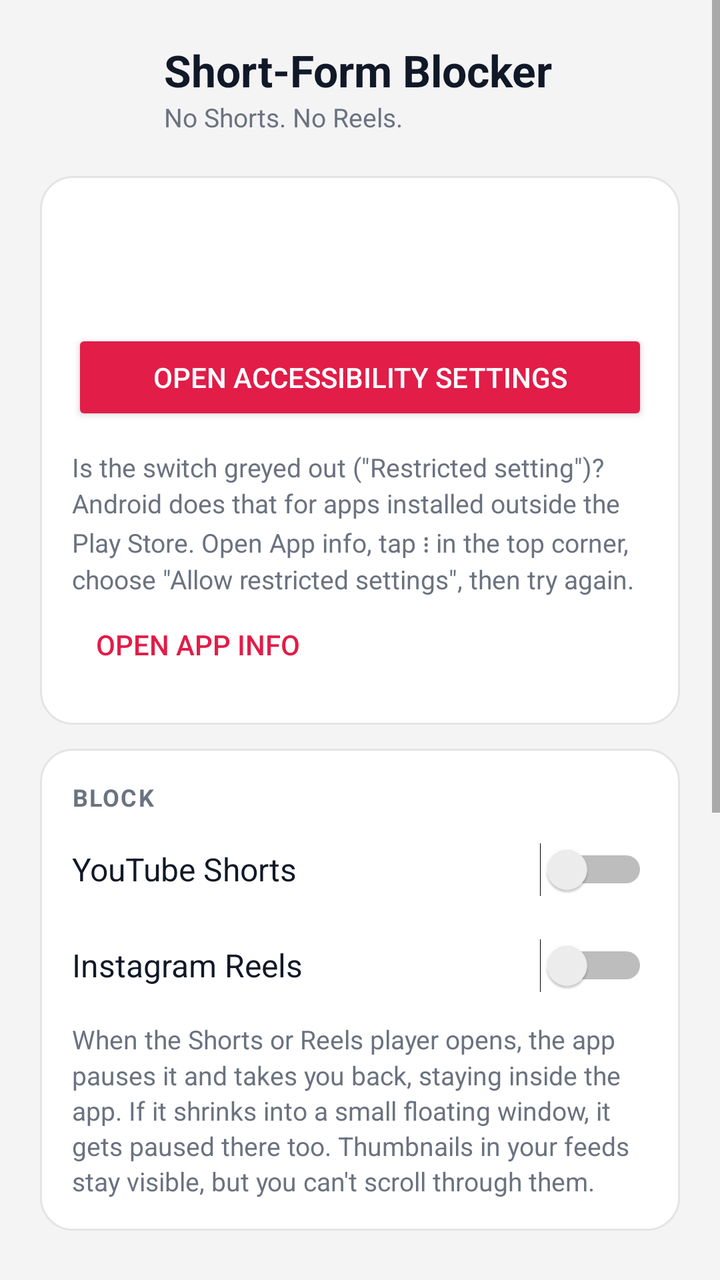
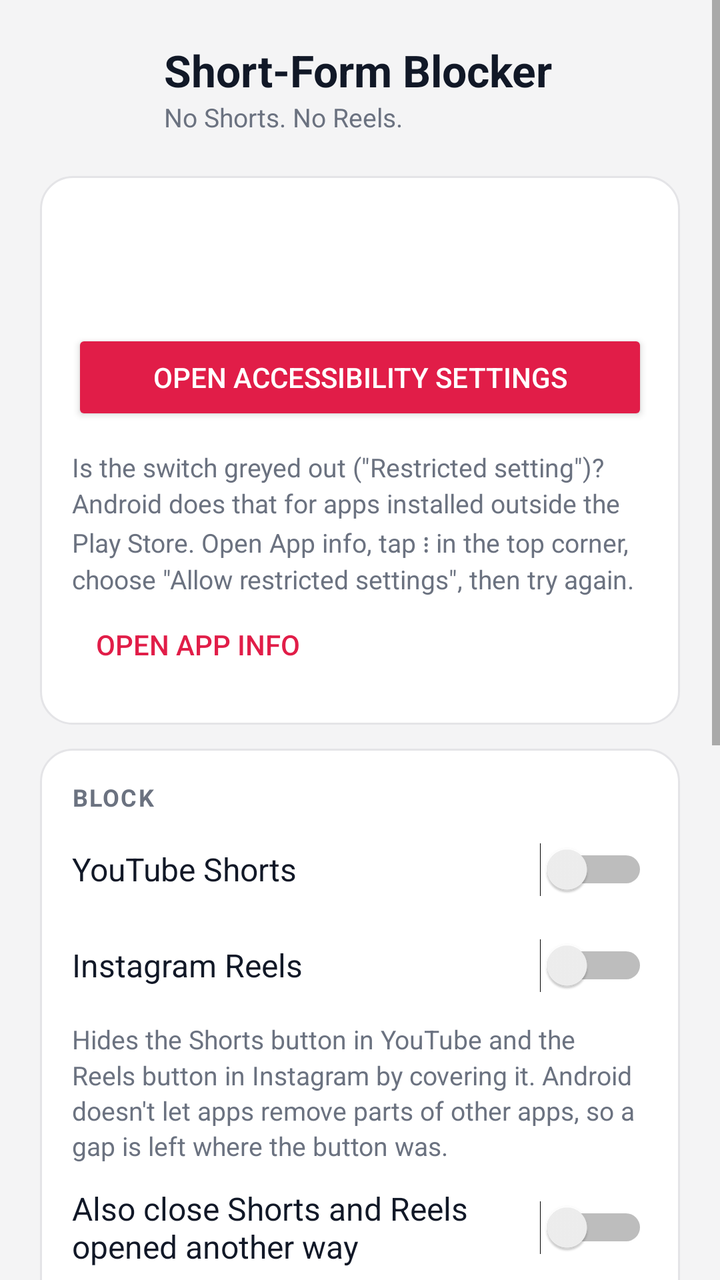

Two renders of the same Android screen: before a commit and after it. Below are the layout's source before the change and the commit's diff.
<!-- AndroidManifest.xml: application theme AppTheme -->
<!-- res/layout/activity_main.xml -->
<?xml version="1.0" encoding="utf-8"?>
<ScrollView xmlns:android="http://schemas.android.com/apk/res/android"
    android:id="@+id/root"
    android:layout_width="match_parent"
    android:layout_height="match_parent"
    android:background="@color/bg"
    android:fillViewport="true">

    <LinearLayout
        android:layout_width="match_parent"
        android:layout_height="wrap_content"
        android:orientation="vertical"
        android:padding="20dp">

        
        <LinearLayout
            android:layout_width="match_parent"
            android:layout_height="wrap_content"
            android:layout_marginBottom="20dp"
            android:gravity="center_vertical"
            android:orientation="horizontal">

            <ImageView
                android:layout_width="48dp"
                android:layout_height="48dp"
                android:layout_marginEnd="14dp"
                android:contentDescription="@null"
                android:src="@mipmap/ic_launcher" />

            <LinearLayout
                android:layout_width="0dp"
                android:layout_height="wrap_content"
                android:layout_weight="1"
                android:orientation="vertical">

                <TextView
                    style="@style/Text.Title"
                    android:layout_width="wrap_content"
                    android:layout_height="wrap_content"
                    android:text="@string/app_name" />

                <TextView
                    style="@style/Text.Muted"
                    android:layout_width="wrap_content"
                    android:layout_height="wrap_content"
                    android:text="@string/tagline" />
            </LinearLayout>
        </LinearLayout>

        
        <LinearLayout
            style="@style/Card"
            android:layout_width="match_parent"
            android:layout_height="wrap_content">

            <TextView
                android:id="@+id/status_title"
                style="@style/Text.Heading"
                android:layout_width="match_parent"
                android:layout_height="wrap_content" />

            <TextView
                android:id="@+id/status_body"
                style="@style/Text.Body"
                android:layout_width="match_parent"
                android:layout_height="wrap_content"
                android:layout_marginTop="4dp" />

            <Button
                android:id="@+id/open_accessibility"
                android:layout_width="match_parent"
                android:layout_height="wrap_content"
                android:layout_marginTop="12dp"
                android:backgroundTint="@color/accent"
                android:text="@string/open_accessibility"
                android:textColor="@android:color/white" />

            <TextView
                android:id="@+id/restricted_help"
                style="@style/Text.Muted"
                android:layout_width="match_parent"
                android:layout_height="wrap_content"
                android:layout_marginTop="12dp"
                android:text="@string/restricted_help" />

            <Button
                android:id="@+id/open_app_info"
                style="?android:attr/borderlessButtonStyle"
                android:layout_width="wrap_content"
                android:layout_height="wrap_content"
                android:text="@string/open_app_info"
                android:textColor="@color/accent" />
        </LinearLayout>

        
        <LinearLayout
            style="@style/Card"
            android:layout_width="match_parent"
            android:layout_height="wrap_content">

            <TextView
                style="@style/Text.Section"
                android:layout_width="wrap_content"
                android:layout_height="wrap_content"
                android:text="@string/section_block" />

            <Switch
                android:id="@+id/switch_youtube"
                style="@style/Toggle"
                android:layout_width="match_parent"
                android:layout_height="wrap_content"
                android:text="@string/youtube_shorts" />

            <Switch
                android:id="@+id/switch_instagram"
                style="@style/Toggle"
                android:layout_width="match_parent"
                android:layout_height="wrap_content"
                android:text="@string/instagram_reels" />

            <TextView
                style="@style/Text.Muted"
                android:layout_width="match_parent"
                android:layout_height="wrap_content"
                android:layout_marginTop="4dp"
                android:text="@string/how_it_works" />
        </LinearLayout>

        
        <Button
            android:id="@+id/pause_button"
            style="?android:attr/borderlessButtonStyle"
            android:layout_width="match_parent"
            android:layout_height="wrap_content"
            android:layout_marginTop="4dp"
            android:textColor="@color/accent" />

        <TextView
            android:id="@+id/count_text"
            style="@style/Text.Muted"
            android:layout_width="match_parent"
            android:layout_height="wrap_content"
            android:layout_marginBottom="16dp"
            android:gravity="center" />

        
        <LinearLayout
            style="@style/Card"
            android:layout_width="match_parent"
            android:layout_height="wrap_content">

            <TextView
                style="@style/Text.Section"
                android:layout_width="wrap_content"
                android:layout_height="wrap_content"
                android:text="@string/section_diagnostics" />

            <Switch
                android:id="@+id/switch_diagnostics"
                style="@style/Toggle"
                android:layout_width="match_parent"
                android:layout_height="wrap_content"
                android:text="@string/diagnostics_switch" />

            <TextView
                style="@style/Text.Muted"
                android:layout_width="match_parent"
                android:layout_height="wrap_content"
                android:text="@string/diagnostics_help" />

            <Button
                android:id="@+id/share_diagnostics"
                style="?android:attr/borderlessButtonStyle"
                android:layout_width="wrap_content"
                android:layout_height="wrap_content"
                android:text="@string/share_diagnostics"
                android:textColor="@color/accent" />
        </LinearLayout>

        <TextView
            style="@style/Text.Muted"
            android:layout_width="match_parent"
            android:layout_height="wrap_content"
            android:layout_marginTop="8dp"
            android:gravity="center"
            android:text="@string/privacy" />
    </LinearLayout>
</ScrollView>
<!-- resources referenced by this layout -->
<resources>
  <color name="accent">#E11D48</color>
  <color name="bg">#F4F4F5</color>
  <string name="app_name">Short-Form Blocker</string>
  <string name="diagnostics_help">YouTube and Instagram sometimes rename their screens in updates. Turn this on, open a Short or Reel that got through, then come back and share the report. It only lists layout names, no text or content.</string>
  <string name="diagnostics_switch">Record screen layout</string>
  <string name="how_it_works">When the Shorts or Reels player opens, the app pauses it and takes you back, staying inside the app. If it shrinks into a small floating window, it gets paused there too. Thumbnails in your feeds stay visible, but you can\'t scroll through them.</string>
  <string name="instagram_reels">Instagram Reels</string>
  <string name="open_accessibility">Open Accessibility settings</string>
  <string name="open_app_info">Open App info</string>
  <string name="privacy">No ads, no tracking, no internet access.</string>
  <string name="restricted_help">Is the switch greyed out (\"Restricted setting\")? Android does that for apps installed outside the Play Store. Open App info, tap ⋮ in the top corner, choose \"Allow restricted settings\", then try again.</string>
  <string name="section_block">BLOCK</string>
  <string name="section_diagnostics">IF SOMETHING SLIPS THROUGH</string>
  <string name="share_diagnostics">Share report</string>
  <string name="tagline">No Shorts. No Reels.</string>
  <string name="youtube_shorts">YouTube Shorts</string>
  <style name="Card">
          <item name="android:orientation">vertical</item>
          <item name="android:background">@drawable/card</item>
          <item name="android:padding">16dp</item>
          <item name="android:layout_marginBottom">12dp</item>
      </style>
  <style name="Text.Body">
          <item name="android:textSize">15sp</item>
          <item name="android:textColor">@color/text</item>
          <item name="android:lineSpacingMultiplier">1.15</item>
      </style>
  <style name="Text.Heading">
          <item name="android:textSize">18sp</item>
          <item name="android:textStyle">bold</item>
          <item name="android:textColor">@color/text</item>
      </style>
  <style name="Text.Muted">
          <item name="android:textSize">13sp</item>
          <item name="android:textColor">@color/muted</item>
          <item name="android:lineSpacingMultiplier">1.15</item>
      </style>
  <style name="Text.Section">
          <item name="android:textSize">12sp</item>
          <item name="android:textStyle">bold</item>
          <item name="android:letterSpacing">0.06</item>
          <item name="android:textColor">@color/muted</item>
          <item name="android:layout_marginBottom">4dp</item>
      </style>
  <style name="Text.Title">
          <item name="android:textSize">22sp</item>
          <item name="android:textStyle">bold</item>
          <item name="android:textColor">@color/text</item>
      </style>
  <style name="Toggle">
          <item name="android:minHeight">48dp</item>
          <item name="android:textSize">16sp</item>
          <item name="android:textColor">@color/text</item>
      </style>
  <style name="AppTheme" parent="Base.AppTheme" />
  <color name="icon_bg">#18181B</color>
  <!-- drawable card (drawable) -->
  <?xml version="1.0" encoding="utf-8"?>
  <shape xmlns:android="http://schemas.android.com/apk/res/android" android:shape="rectangle">
      <solid android:color="@color/card" />
      <stroke android:width="1dp" android:color="@color/line" />
      <corners android:radius="16dp" />
  </shape>
  <color name="text">#111827</color>
  <color name="muted">#6B7280</color>
  <color name="card">#FFFFFF</color>
  <color name="line">#E4E4E7</color>
  <!-- unchanged entries left out for length: 4 -->
</resources>

<!-- the commit's change to res/layout/activity_main.xml (unified diff, before → after) -->
@@ -124,6 +124,20 @@
                 android:layout_height="wrap_content"
                 android:layout_marginTop="4dp"
                 android:text="@string/how_it_works" />
+
+            <Switch
+                android:id="@+id/switch_close_players"
+                style="@style/Toggle"
+                android:layout_width="match_parent"
+                android:layout_height="wrap_content"
+                android:layout_marginTop="8dp"
+                android:text="@string/close_players" />
+
+            <TextView
+                style="@style/Text.Muted"
+                android:layout_width="match_parent"
+                android:layout_height="wrap_content"
+                android:text="@string/close_players_help" />
         </LinearLayout>
 
         
<!-- resource entries referenced after the edit -->
@@ -3,9 +3,11 @@
   <color name="accent">#E11D48</color>
   <color name="bg">#F4F4F5</color>
   <string name="app_name">Short-Form Blocker</string>
-  <string name="diagnostics_help">YouTube and Instagram sometimes rename their screens in updates. Turn this on, open a Short or Reel that got through, then come back and share the report. It only lists layout names, no text or content.</string>
+  <string name="close_players">Also close Shorts and Reels opened another way</string>
+  <string name="close_players_help">For example from a thumbnail in the feed. The app pauses them and goes back.</string>
+  <string name="diagnostics_help">YouTube and Instagram sometimes rename their screens in updates. Turn this on, open YouTube or Instagram where the button wasn\'t hidden (or a Short or Reel that got through), then come back and share the report. It lists layout names and the labels of the bottom buttons, never content.</string>
   <string name="diagnostics_switch">Record screen layout</string>
-  <string name="how_it_works">When the Shorts or Reels player opens, the app pauses it and takes you back, staying inside the app. If it shrinks into a small floating window, it gets paused there too. Thumbnails in your feeds stay visible, but you can\'t scroll through them.</string>
+  <string name="how_it_works">Hides the Shorts button in YouTube and the Reels button in Instagram by covering it. Android doesn\'t let apps remove parts of other apps, so a gap is left where the button was.</string>
   <string name="instagram_reels">Instagram Reels</string>
   <string name="open_accessibility">Open Accessibility settings</string>
   <string name="open_app_info">Open App info</string>
